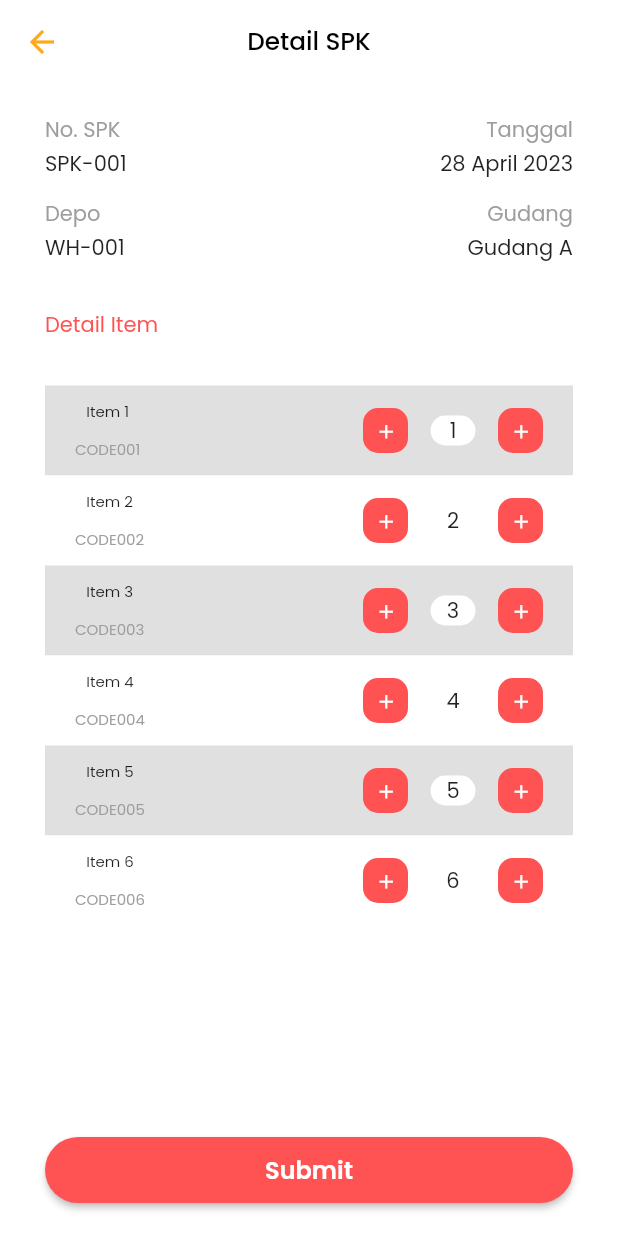
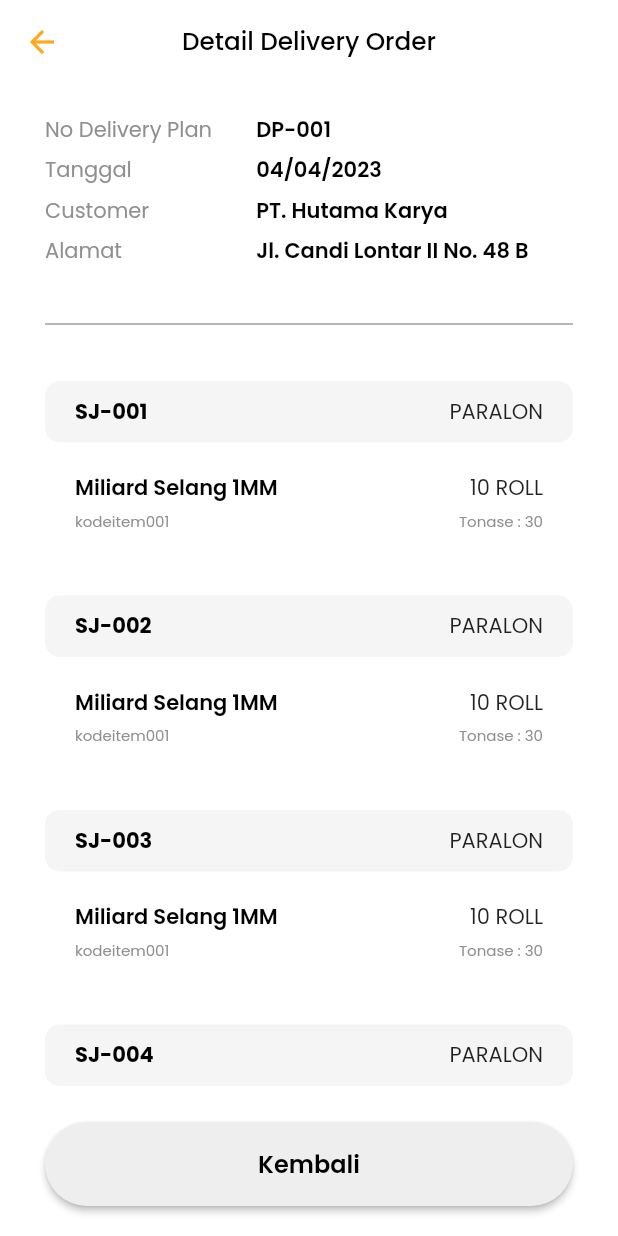
Before and after one commit to Gusrinda/becca_inventory, a Flutter app: the DetailSuratJalanClose screen opened by its route, on a phone screen of 412 x 824 dp. Run offline on Flutter 3.47's test engine with Material 2 defaults, Android fonts, the phone set to English and light mode, and no system bars; our stand-ins replace badges, bloc, dio, equatable, expandable, firebase_core and 16 more; missing offline and left inert: dio_flutter_transformer, flimer, flutter_hud, simple_ripple_animation; accounts and stored records are empty; generated files the repository leaves out were written again; project files that could hold a hidden picture were left out.

Commit message:
Revert "fix profile & adding list and detail spk"
This reverts commit 3a10c17e17818369595086432e9e57d5c13254ba.

```diff
--- a/lib/src/presentation/views/profile/profile_page.dart
+++ b/lib/src/presentation/views/profile/profile_page.dart
@@ -31,7 +31,7 @@ class _ProfilePageState extends State<ProfilePage> {
               color: themeOrangeBg,
               image: DecorationImage(
                 fit: BoxFit.cover,
-                image: AssetImage(Assets.images.bgOrensbaru.path),
+                image: AssetImage("assets/BgOrange.png"),
               ),
             ),
             padding: const EdgeInsets.symmetric(horizontal: 30, vertical: 20),
@@ -443,8 +443,6 @@ class FormInputUserProfile extends StatelessWidget {
             width: 16,
             child: SvgPicture.asset(
               Assets.material.user,
-              colorFilter:
-                  const ColorFilter.mode(Colors.redAccent, BlendMode.srcIn),
             ),
           ),
           autofocus: false,
--- a/lib/src/presentation/views/success/confirm_success_page.dart
+++ b/lib/src/presentation/views/success/confirm_success_page.dart
@@ -7,6 +7,7 @@ import 'package:flutter_svg/svg.dart';
 
 import '../../../core/assets/assets.gen.dart';
 import '../../../core/config/theme_colors.dart';
+
 
 class ConfirmSuccessPage extends StatefulWidget {
   static const String routeName = '/confirm_success_page';
--- a/lib/src/presentation/views/surat_spk/detail_surat_spk_close_page.dart
+++ b/lib/src/presentation/views/surat_spk/detail_surat_spk_close_page.dart
@@ -22,67 +22,102 @@ class _DetailSuratJalanCloseState extends State<DetailSuratJalanClose> {
     return Scaffold(
       appBar: AppBar(
         centerTitle: true,
-        title: const Text("Detail SPK"),
+        title: Text("Detail Delivery Order"),
       ),
       body: Container(
-        padding: const EdgeInsets.symmetric(horizontal: 30),
+        padding: EdgeInsets.symmetric(horizontal: 30),
         child: Column(
-          crossAxisAlignment: CrossAxisAlignment.start,
           children: [
-            const SizedBox(
+            SizedBox(
               height: 20,
             ),
-            const Row(
-              mainAxisAlignment: MainAxisAlignment.spaceBetween,
+            Row(
               children: [
-                Text(
-                  "No. SPK",
-                  style: TextStyle(color: Colors.grey),
-                ),
-                Text(
-                  "Tanggal",
-                  style: TextStyle(color: Colors.grey),
-                )
+                Expanded(
+                    flex: 40,
+                    child: Text(
+                      "No Delivery Plan",
+                      style: TextStyle(color: fontColorThin),
+                    )),
+                Expanded(
+                    flex: 60,
+                    child: Text(
+                      "DP-001",
+                      style: TextStyle(
+                          color: Colors.black, fontWeight: FontWeight.w600),
+                    )),
               ],
             ),
-            const SizedBox(
-              height: 2,
+            SizedBox(
+              height: 6,
             ),
-            const Row(
-              mainAxisAlignment: MainAxisAlignment.spaceBetween,
-              children: [Text("SPK-001"), Text("28 April 2023")],
-            ),
-            const SizedBox(
-              height: 12,
-            ),
-            const Row(
-              mainAxisAlignment: MainAxisAlignment.spaceBetween,
+            Row(
               children: [
-                Text(
-                  "Depo",
-                  style: TextStyle(color: Colors.grey),
-                ),
-                Text(
-                  "Gudang",
-                  style: TextStyle(color: Colors.grey),
-                )
+                Expanded(
+                    flex: 40,
+                    child: Text(
+                      "Tanggal",
+                      style: TextStyle(color: fontColorThin),
+                    )),
+                Expanded(
+                    flex: 60,
+                    child: Text(
+                      "04/04/2023",
+                      style: TextStyle(
+                          color: Colors.black, fontWeight: FontWeight.w600),
+                    )),
               ],
             ),
-            const SizedBox(
-              height: 2,
+            SizedBox(
+              height: 6,
             ),
-            const Row(
-              mainAxisAlignment: MainAxisAlignment.spaceBetween,
-              children: [Text("WH-001"), Text("Gudang A")],
+            Row(
+              children: [
+                Expanded(
+                    flex: 40,
+                    child: Text(
+                      "Customer",
+                      style: TextStyle(color: fontColorThin),
+                    )),
+                Expanded(
+                    flex: 60,
+                    child: Text(
+                      "PT. Hutama Karya",
+                      style: TextStyle(
+                          color: Colors.black, fontWeight: FontWeight.w600),
+                    )),
+              ],
             ),
-            const SizedBox(
+            SizedBox(
+              height: 6,
+            ),
+            Row(
+              children: [
+                Expanded(
+                    flex: 40,
+                    child: Text(
+                      "Alamat",
+                      style: TextStyle(color: fontColorThin),
+                    )),
+                Expanded(
+                    flex: 60,
+                    child: Text(
+                      "Jl. Candi Lontar II No. 48 B",
+                      maxLines: 1,
+                      overflow: TextOverflow.ellipsis,
+                      style: TextStyle(
+                          color: Colors.black, fontWeight: FontWeight.w600),
+                    )),
+              ],
+            ),
+            SizedBox(
               height: 30,
             ),
-            const Text(
-              "Detail Item",
-              style: TextStyle(color: Colors.redAccent),
+            Divider(
+              thickness: 1,
+              color: Colors.grey,
             ),
-            const SizedBox(
+            SizedBox(
               height: 30,
             ),
             Expanded(
@@ -90,10 +125,10 @@ class _DetailSuratJalanCloseState extends State<DetailSuratJalanClose> {
               child: ListView.builder(
                   shrinkWrap: true, //MUST TO ADDED
                   //MUST TO ADDED
-                  itemCount: 6,
+                  itemCount: 4,
                   itemBuilder: (BuildContext c, int index) {
                     return CardListDO(
-                      index: index * 1 + 1,
+                      index: index,
                     );
                   }),
             ),
@@ -103,22 +138,19 @@ class _DetailSuratJalanCloseState extends State<DetailSuratJalanClose> {
                 width: MediaQuery.of(context).size.width,
                 child: ElevatedButton(
                   onPressed: () async {
-                    bool? result = await handleFormSubmit(context);
-                    if (result != null && result) {
                     Navigator.pop(context);
-                    }
                   },
                   style: ElevatedButton.styleFrom(
-                      backgroundColor: Colors.redAccent,
+                      backgroundColor: Color(0xFFEEEEEE),
                       shape: RoundedRectangleBorder(
                           borderRadius: BorderRadius.circular(30))),
-                  child: const Padding(
-                    padding: EdgeInsets.symmetric(vertical: 10),
+                  child: Padding(
+                    padding: EdgeInsets.symmetric(vertical: 16),
                     child: Text(
-                      "Submit",
+                      "Kembali",
                       style: TextStyle(
                           fontSize: 16,
-                          color: Colors.white,
+                          color: Colors.black,
                           fontWeight: FontWeight.w600),
                     ),
                   ),
@@ -153,7 +185,7 @@ class _DetailSuratJalanCloseState extends State<DetailSuratJalanClose> {
                   height: 4,
                 ),
                 const Text(
-                  "Apakah anda yakin  ?",
+                  "Apakah anda yakin untuk check in ?",
                   style: TextStyle(
                       fontSize: 12,
                       fontWeight: FontWeight.w400,
@@ -169,14 +201,14 @@ class _DetailSuratJalanCloseState extends State<DetailSuratJalanClose> {
                         onPressed: () => Navigator.pop(context, false),
                         style: ElevatedButton.styleFrom(
                           elevation: 0,
-                          shape: const RoundedRectangleBorder(
+                          shape: RoundedRectangleBorder(
                               borderRadius:
                                   BorderRadius.all(Radius.circular(20))),
                           backgroundColor: ThemeColors.neutral4,
                         ),
-                        child: const Padding(
-                          padding: EdgeInsets.all(16),
-                          child: Text(
+                        child: Padding(
+                          padding: const EdgeInsets.all(16),
+                          child: const Text(
                             'Cancel',
                             style: TextStyle(
                                 fontSize: 12,
@@ -193,15 +225,15 @@ class _DetailSuratJalanCloseState extends State<DetailSuratJalanClose> {
                           Navigator.pop(context, true);
                         },
                         style: ElevatedButton.styleFrom(
-                          backgroundColor: Colors.redAccent,
+                          backgroundColor: themeOrangeBg,
                           elevation: 0,
-                          shape: const RoundedRectangleBorder(
+                          shape: RoundedRectangleBorder(
                               borderRadius:
                                   BorderRadius.all(Radius.circular(20))),
                         ),
-                        child: const Padding(
-                          padding: EdgeInsets.all(16),
-                          child: Text('Yes',
+                        child: Padding(
+                          padding: const EdgeInsets.all(16),
+                          child: const Text('Yes',
                               style: TextStyle(
                                   fontSize: 12,
                                   fontWeight: FontWeight.w400,
@@ -230,110 +262,56 @@ class CardListDO extends StatelessWidget {
 
   @override
   Widget build(BuildContext context) {
-    Color containerColor;
+    var _random = new Random();
+    var _diceface = _random.nextInt(4) + 1;
 
-    switch (index % 2) {
-      case 0:
-        containerColor = Colors.white;
-        break;
-      case 1:
-        containerColor = Color(0xffE1E0E0);
-        break;
-      default:
-        containerColor = Colors.grey;
-        break;
-    }
+    List<String> sub = [
+      "SUB",
+      "PARALON",
+      "OK",
+      "TEST",
+      "YEZ",
+      "NUTZ",
+      "SUGAR",
+      "COPI"
+    ];
     return Container(
-      margin: const EdgeInsets.only(bottom: 0),
+      margin: EdgeInsets.only(bottom: 20),
+      child: Column(
+        children: [
+          Container(
+            padding: EdgeInsets.symmetric(horizontal: 20, vertical: 10),
             decoration: BoxDecoration(
-        color: containerColor,
-      ),
+                borderRadius: BorderRadius.circular(10),
+                color: Color(0xFFF5F5F5)),
             child: Row(
               children: [
                 Expanded(
-            // Widget Expanded untuk membuat Container penuh lebar
-            child: Container(
-              padding: const EdgeInsets.symmetric(horizontal: 20, vertical: 10),
-              child: Row(
-                mainAxisAlignment: MainAxisAlignment.spaceBetween,
-                // crossAxisAlignment: CrossAxisAlignment.start,
-                children: [
-                  Column(
-                    children: [
-                      Text(
-                        "Item ${index}",
-                        style: TextStyle(fontSize: 10),
-                      ),
-                      SizedBox(
-                        height: 10,
-                      ),
-                      Text(
-                        "CODE00${index}",
-                        style: TextStyle(color: Colors.grey, fontSize: 10),
-                      ),
+                    flex: 1,
+                    child: Text(
+                      "SJ-00${index + 1}",
+                      style: TextStyle(
+                          color: Colors.black, fontWeight: FontWeight.w700),
+                    )),
+                Text(sub[_diceface])
               ],
-                  ),
-                  Container(
-                    child: Row(
-                      children: [
-                        Container(
-                          decoration: BoxDecoration(
-                            color: Colors.redAccent,
-                            borderRadius: BorderRadius.circular(10),
-                          ),
-                          height: 30,
-                          width: 30,
-                          child: Align(
-                            alignment: Alignment.center,
-                            child: IconButton(
-                              onPressed: () {},
-                              icon: const Icon(Icons.add),
-                              color: Colors.white,
-                              iconSize: 15,
-                              alignment: Alignment.center,
-                            ),
             ),
           ),
           SizedBox(
-                          width: 15,
+            height: 20,
           ),
-                        Container(
-                          width: 30,
-                          height: 20,
-                          child: Center(child: Text("${index}")),
-                          decoration: BoxDecoration(
-                            color: Colors.white,
-                            borderRadius: BorderRadius.circular(10),
-                          ),
-                        ),
-                        const SizedBox(
-                          width: 15,
-                        ),
-                        Container(
-                          decoration: BoxDecoration(
-                            color: Colors.redAccent,
-                            borderRadius: BorderRadius.circular(10),
-                          ),
-                          height: 30,
-                          width: 30,
-                          child: Align(
-                            alignment: Alignment.center,
-                            child: IconButton(
-                              onPressed: () {},
-                              icon: const Icon(Icons.add),
-                              color: Colors.white,
-                              iconSize: 15,
-                              alignment: Alignment.center,
-                            ),
-                          ),
-                        )
-                      ],
-                    ),
-                  ),
-                ],
-              ),
-            ),
-          ),
+          ListView.builder(
+              padding: EdgeInsets.symmetric(horizontal: 20),
+              shrinkWrap: true, //MUST TO ADDED
+              physics: NeverScrollableScrollPhysics(),
+              //MUST TO ADDED
+              itemCount: _diceface,
+              itemBuilder: (BuildContext c, int index) {
+                return CardListItemDO(
+                  isLast: index == _diceface - 1,
+                  index: _diceface,
+                );
+              }),
         ],
       ),
     );
@@ -356,7 +334,7 @@ class CardListItemDO extends StatelessWidget {
     var _okRandom = _random.nextInt(10) + 1;
 
     return Container(
-      margin: const EdgeInsets.only(bottom: 12),
+      margin: EdgeInsets.only(bottom: 12),
       child: Column(
         children: [
           Row(
@@ -365,13 +343,13 @@ class CardListItemDO extends StatelessWidget {
                   flex: 1,
                   child: Text(
                     "Miliard Selang ${_okRandom}MM",
-                    style: const TextStyle(
+                    style: TextStyle(
                         color: Colors.black, fontWeight: FontWeight.w600),
                   )),
               Text("${_okRandom}0 ROLL")
             ],
           ),
-          const SizedBox(
+          SizedBox(
             height: 4,
           ),
           Row(
@@ -380,29 +358,29 @@ class CardListItemDO extends StatelessWidget {
                   flex: 1,
                   child: Text(
                     "kodeitem00${_okRandom}",
-                    style: const TextStyle(
+                    style: TextStyle(
                         fontSize: 10,
                         color: fontColorThin,
                         fontWeight: FontWeight.w400),
                   )),
               Text(
                 "Tonase : ${index + _okRandom * 2}0",
-                style: const TextStyle(
+                style: TextStyle(
                     fontSize: 10,
                     color: fontColorThin,
                     fontWeight: FontWeight.w400),
               )
             ],
           ),
-          const SizedBox(
+          SizedBox(
             height: 10,
           ),
           !isLast
-              ? const Divider(
+              ? Divider(
                   thickness: 1,
                   color: Color(0xFFEEEEEE),
                 )
-              : const SizedBox()
+              : SizedBox()
         ],
       ),
     );
--- a/pubspec.yaml
+++ b/pubspec.yaml
@@ -101,6 +101,8 @@ flutter:
   assets:
     - assets/icons/
     - assets/images/
+    - assets/material/
+    - assets/BgOrange.png
 
 flutter_gen:
   output: lib/src/core/assets
```
Also changed, not shown: lib/src/presentation/views/surat_spk/list_surat_spk.dart (+10 -2 lines), lib/src/presentation/views/surat_spk/riwayat_surat_spk_page.dart (+86 -70 lines), assets/BgOrange.png (renamed from assets/images/BgOrensbaru.png), assets/images/confirmation.png, assets/material/Message.svg (deleted), assets/material/lock.svg, assets/material/log-out.svg (deleted), assets/material/phone.svg, assets/material/user.svg. Lines whose indentation alone changed are shown as unchanged.
